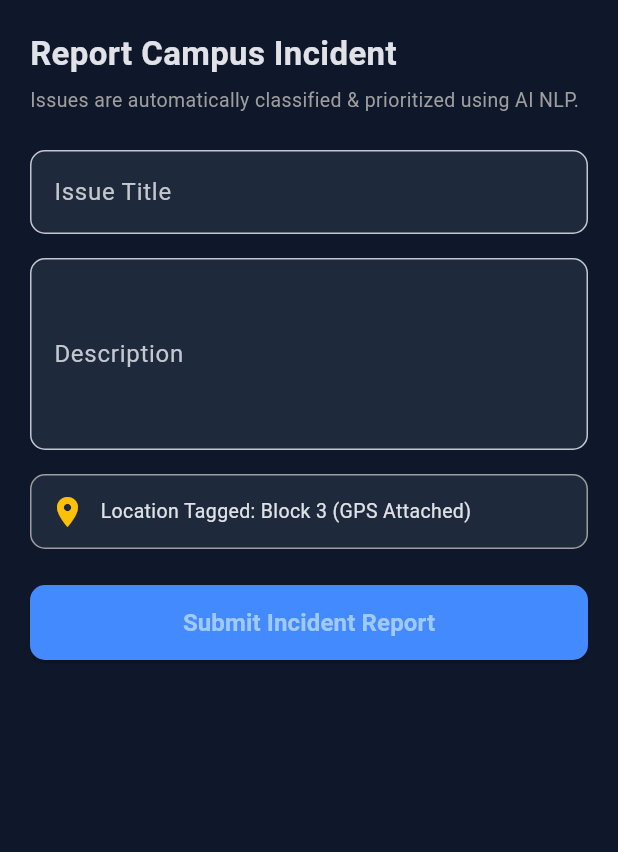
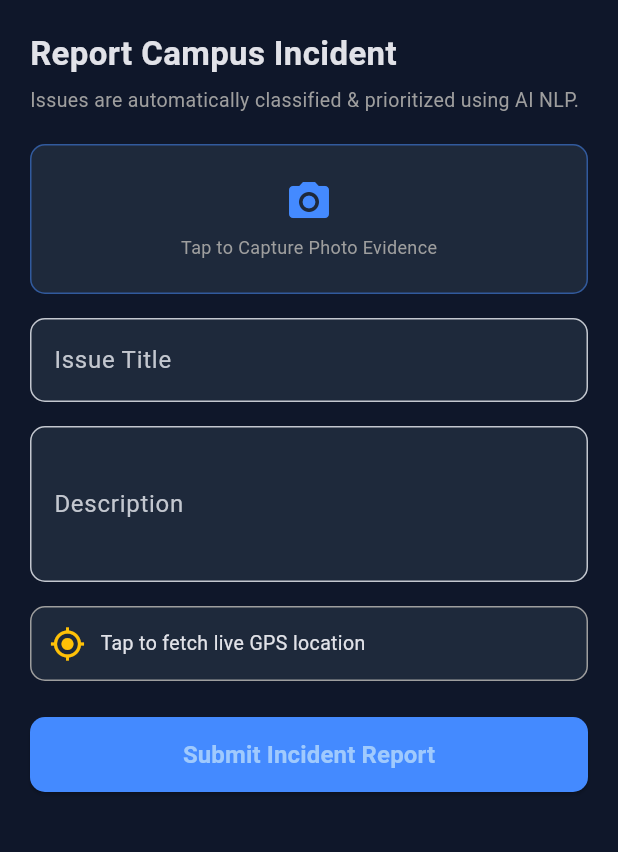
Before and after one commit to godjanith/campusflow-ai, a Flutter app: the screen it shows after launch, on a phone screen of 412 x 824 dp, the part 84-936 px from its top. Run offline on Flutter 3.47's test engine with Material 3 defaults, Android fonts, the phone set to English and light mode, and no system bars; our stand-ins replace geolocator, image_picker, socket_io_client; network calls fail.

Commit message:
feat: complete camera/gps handling and web dashboard analytics charts

```diff
--- a/mobile/lib/main.dart
+++ b/mobile/lib/main.dart
@@ -2,6 +2,8 @@ import 'package:flutter/material.dart';
 import 'package:http/http.dart' as http;
 import 'dart:convert';
 import 'package:socket_io_client/socket_io_client.dart' as IO;
+import 'package:image_picker/image_picker.dart';
+import 'package:geolocator/geolocator.dart';
 
 void main() {
   runApp(const CampusFlowApp());
@@ -39,8 +41,12 @@ class _IssueReportScreenState extends State<IssueReportScreen> {
   final _titleController = TextEditingController();
   final _descController = TextEditingController();
   bool _isSubmitting = false;
+  XFile? _capturedImage;
+  String _locationStatus = 'Tap to fetch live GPS location';
+  double? _latitude;
+  double? _longitude;
+
   late IO.Socket socket;
-
   final String baseUrl = 'http://localhost:5000';
 
   @override
@@ -55,6 +61,46 @@ class _IssueReportScreenState extends State<IssueReportScreen> {
       'autoConnect': false,
     });
     socket.connect();
+  }
+
+  Future<void> _pickImage() async {
+    final ImagePicker picker = ImagePicker();
+    final XFile? image = await picker.pickImage(source: ImageSource.camera);
+    if (image != null) {
+      setState(() {
+        _capturedImage = image;
+      });
+    }
+  }
+
+  Future<void> _getGPSLocation() async {
+    bool serviceEnabled;
+    LocationPermission permission;
+
+    serviceEnabled = await Geolocator.isLocationServiceEnabled();
+    if (!serviceEnabled) {
+      setState(() => _locationStatus = 'Location services disabled');
+      return;
+    }
+
+    permission = await Geolocator.checkPermission();
+    if (permission == LocationPermission.denied) {
+      permission = await Geolocator.requestPermission();
+      if (permission == LocationPermission.denied) {
+        setState(() => _locationStatus = 'Location permissions denied');
+        return;
+      }
+    }
+
+    Position position = await Geolocator.getCurrentPosition(
+      locationSettings: const LocationSettings(accuracy: LocationAccuracy.high),
+    );
+
+    setState(() {
+      _latitude = position.latitude;
+      _longitude = position.longitude;
+      _locationStatus = '📍 GPS: ${position.latitude.toStringAsFixed(4)}, ${position.longitude.toStringAsFixed(4)}';
+    });
   }
 
   Future<void> _submitReport() async {
@@ -89,10 +135,11 @@ class _IssueReportScreenState extends State<IssueReportScreen> {
           'title': _titleController.text,
           'description': _descController.text,
           'location': {
-            'building': 'Block 3 - Computer Lab',
-            'latitude': 13.1691,
-            'longitude': 77.5352,
+            'building': 'Main Campus',
+            'latitude': _latitude ?? 13.1691,
+            'longitude': _longitude ?? 77.5352,
           },
+          'imageUrl': _capturedImage != null ? _capturedImage!.path : '',
         }),
       );
 
@@ -106,6 +153,10 @@ class _IssueReportScreenState extends State<IssueReportScreen> {
         );
         _titleController.clear();
         _descController.clear();
+        setState(() {
+          _capturedImage = null;
+          _locationStatus = 'Tap to fetch live GPS location';
+        });
       }
     } catch (e) {
       if (!mounted) return;
@@ -139,7 +190,39 @@ class _IssueReportScreenState extends State<IssueReportScreen> {
               'Issues are automatically classified & prioritized using AI NLP.',
               style: TextStyle(color: Colors.grey, fontSize: 13),
             ),
-            const SizedBox(height: 24),
+            const SizedBox(height: 20),
+
+            GestureDetector(
+              onTap: _pickImage,
+              child: Container(
+                height: 100,
+                width: double.infinity,
+                decoration: BoxDecoration(
+                  color: const Color(0xFF1E293B),
+                  borderRadius: BorderRadius.circular(10),
+                  border: Border.all(color: Colors.blueAccent.withOpacity(0.5)),
+                ),
+                child: _capturedImage == null
+                    ? const Column(
+                        mainAxisAlignment: MainAxisAlignment.center,
+                        children: [
+                          Icon(Icons.camera_alt, color: Colors.blueAccent, size: 32),
+                          SizedBox(height: 6),
+                          Text('Tap to Capture Photo Evidence', style: TextStyle(fontSize: 12, color: Colors.grey)),
+                        ],
+                      )
+                    : Row(
+                        mainAxisAlignment: MainAxisAlignment.center,
+                        children: [
+                          const Icon(Icons.check_circle, color: Colors.green, size: 24),
+                          const SizedBox(width: 8),
+                          Text('Photo Attached: ${_capturedImage!.name}', style: const TextStyle(fontSize: 12)),
+                        ],
+                      ),
+              ),
+            ),
+            const SizedBox(height: 16),
+
             TextField(
               controller: _titleController,
               decoration: InputDecoration(
@@ -147,45 +230,46 @@ class _IssueReportScreenState extends State<IssueReportScreen> {
                 hintText: 'e.g. Exposed wiring near library entrance',
                 filled: true,
                 fillColor: const Color(0xFF1E293B),
-                border: OutlineInputBorder(
-                  borderRadius: BorderRadius.circular(10),
-                ),
+                border: OutlineInputBorder(borderRadius: BorderRadius.circular(10)),
               ),
             ),
             const SizedBox(height: 16),
+
             TextField(
               controller: _descController,
-              maxLines: 4,
+              maxLines: 3,
               decoration: InputDecoration(
                 labelText: 'Description',
                 hintText: 'Provide details on the issue...',
                 filled: true,
                 fillColor: const Color(0xFF1E293B),
-                border: OutlineInputBorder(
-                  borderRadius: BorderRadius.circular(10),
-                ),
+                border: OutlineInputBorder(borderRadius: BorderRadius.circular(10)),
               ),
             ),
             const SizedBox(height: 16),
-            Container(
+
+            InkWell(
+              onTap: _getGPSLocation,
+              child: Container(
                 padding: const EdgeInsets.all(12),
                 decoration: BoxDecoration(
                   color: const Color(0xFF1E293B),
                   borderRadius: BorderRadius.circular(10),
                   border: Border.all(color: Colors.grey),
                 ),
-              child: const Row(
+                child: Row(
                   children: [
-                  Icon(Icons.location_on, color: Colors.amber),
-                  SizedBox(width: 10),
-                  Text(
-                    'Location Tagged: Block 3 (GPS Attached)',
-                    style: TextStyle(fontSize: 13),
+                    const Icon(Icons.my_location, color: Colors.amber),
+                    const SizedBox(width: 10),
+                    Expanded(
+                      child: Text(_locationStatus, style: const TextStyle(fontSize: 13)),
                     ),
                   ],
                 ),
               ),
+            ),
             const SizedBox(height: 24),
+
             SizedBox(
               width: double.infinity,
               height: 50,
@@ -193,9 +277,7 @@ class _IssueReportScreenState extends State<IssueReportScreen> {
                 onPressed: _isSubmitting ? null : _submitReport,
                 style: ElevatedButton.styleFrom(
                   backgroundColor: Colors.blueAccent,
-                  shape: RoundedRectangleBorder(
-                    borderRadius: BorderRadius.circular(10),
-                  ),
+                  shape: RoundedRectangleBorder(borderRadius: BorderRadius.circular(10)),
                 ),
                 child: _isSubmitting
                     ? const CircularProgressIndicator(color: Colors.white)
--- a/mobile/pubspec.yaml
+++ b/mobile/pubspec.yaml
@@ -36,6 +36,8 @@ dependencies:
   cupertino_icons: ^1.0.8
   http: ^1.6.0
   socket_io_client: ^3.1.6
+  image_picker: ^1.2.4
+  geolocator: ^14.1.1
 
 dev_dependencies:
   flutter_test:
```
Also changed, not shown: mobile/pubspec.lock, 7 other files. Lines whose indentation alone changed are shown as unchanged.
